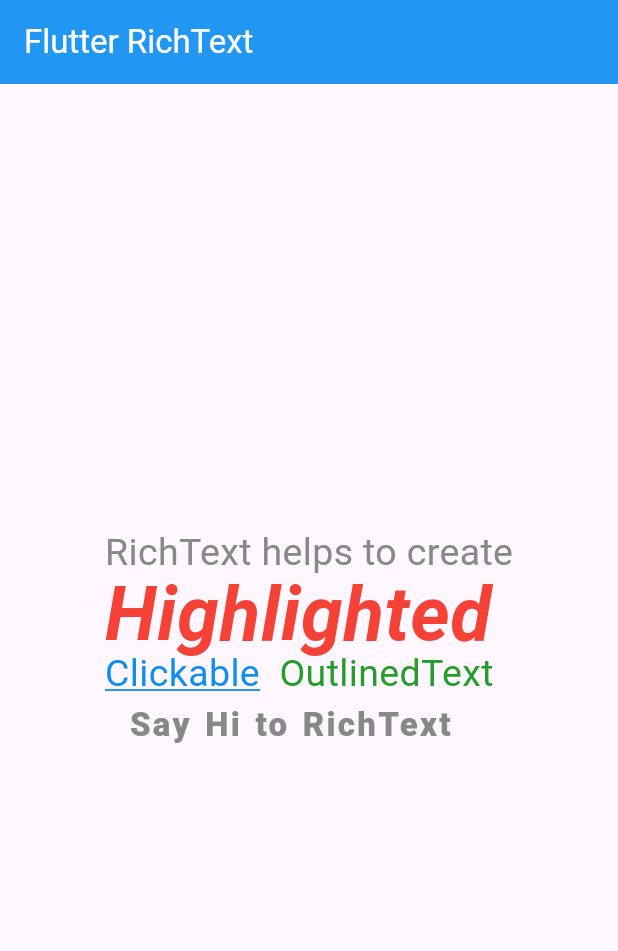
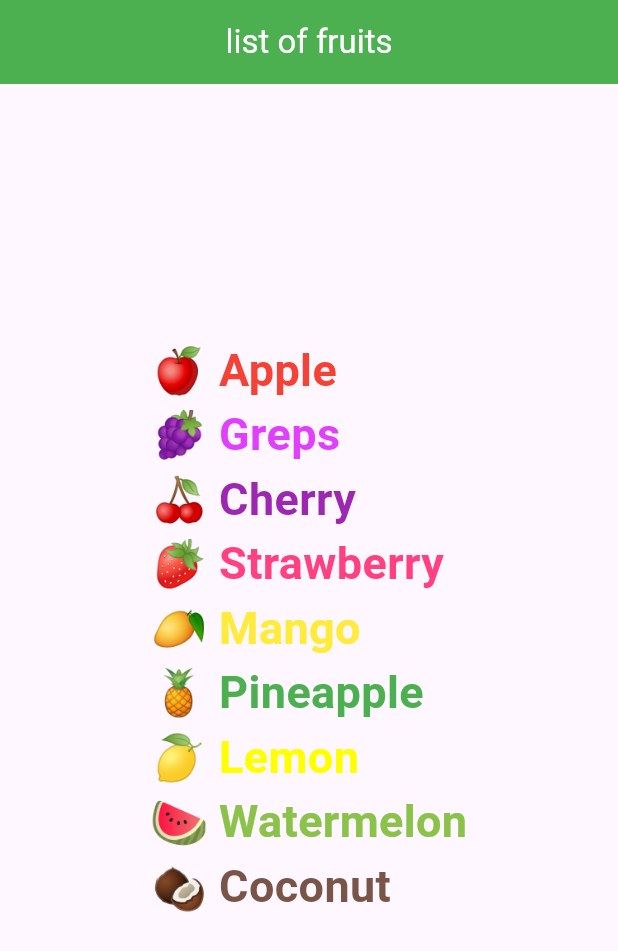
Before and after one commit to Aksharpatel06/pr_2, a Flutter app: the screen it shows after launch, on a phone screen of 412 x 824 dp. Shown: the top 951 px of the screen. Run offline on Flutter 3.47's test engine with Material 3 defaults, Android fonts, the phone set to English and light mode, and no system bars.

Commit message:
23-01-2024

```diff
--- a/lib/main.dart
+++ b/lib/main.dart
@@ -10,87 +10,56 @@ class MyApp extends StatelessWidget {
   const MyApp({super.key});
 
   // This widget is the root of your application.
-  // fruits - @override
-  // Widget build(BuildContext context) {
-  //   return MaterialApp(
-  //     debugShowCheckedModeBanner: false,
-  //     home: SafeArea(
-  //       child: Scaffold(
-  //         appBar: AppBar(
-  //             centerTitle:true,
-  //             backgroundColor: Colors.green,
-  //           title: const Text('list of fruits',style: TextStyle(
-  //             color: Colors.white,
-  //           ),),
-  //         ),
-  //         body: const Center(
-  //           child: Text.rich(
-  //              TextSpan(
-  //                 children: [
-  //                    //1
-  //                   TextSpan(text: '🍎 Apple\n',
-  //                   style: TextStyle(
-  //                      color: Colors.red,
-  //                      fontSize: 30,
-  //                      fontWeight: FontWeight.w700)),
-  //                   //2
-  //                   TextSpan(text: '🍇 Greps\n',
-  //                   style: TextStyle(
-  //                      color: Colors.purpleAccent,
-  //                      fontSize: 30,
-  //                      fontWeight: FontWeight.w700)),
-  //                   //3
-  //                   TextSpan(text: '🍒 Cherry\n',
-  //                   style: TextStyle(
-  //                    color: Colors.purple,
-  //                    fontSize: 30,
-  //                    fontWeight: FontWeight.w700)),
-  //                   //4
-  //                   TextSpan(text: '🍓 Strawberry\n',
-  //                   style: TextStyle(
-  //                     color: Colors.pinkAccent,
-  //                     fontSize: 30,
-  //                     fontWeight: FontWeight.w700)),
-  //                   //5
-  //                   TextSpan(text: '🥭 Mango\n',
-  //                   style: TextStyle(
-  //                      color: Colors.yellow,
-  //                      fontSize: 30,
-  //                      fontWeight: FontWeight.w700)),
-  //                   //6
-  //                   TextSpan(text: '🍍 Pineapple\n',
-  //                   style: TextStyle(
-  //                      color: Colors.green,
-  //                      fontSize: 30,
-  //                      fontWeight: FontWeight.w700)),
-  //                    //7
-  //                   TextSpan(text: '🍋 Lemon\n',
-  //                   style: TextStyle(
-  //                      color: Colors.yellowAccent,
-  //                      fontSize: 30,
-  //                      fontWeight: FontWeight.w700)),
-  //                   //8
-  //                   TextSpan(text: '🍉 Watermelon\n',
-  //                   style: TextStyle(
-  //                      color: Colors.lightGreen,
-  //                      fontSize: 30,
-  //                      fontWeight: FontWeight.w700)),
-  //                   //9
-  //                   TextSpan(text: '🥥 Coconut\n',
-  //                   style: TextStyle(
-  //                      color: Colors.brown,
-  //                      fontSize: 30,
-  //
-  //
-  //                      fontWeight: FontWeight.w700)),
-  //              ]
-  //            )
-  //         ),
-  //       ),
-  //     ),
-  //     ),
-  //   );
-  // }
+  @override
+  Widget build(BuildContext context) {
+    return MaterialApp(
+      debugShowCheckedModeBanner: false,
+      home: SafeArea(
+        child: Scaffold(
+          appBar: AppBar(
+            centerTitle: true,
+            backgroundColor: Colors.green,
+            title: const Text(
+              'list of fruits',
+              style: TextStyle(
+                color: Colors.white,
+              ),
+            ),
+          ),
+          body: Center(
+            child: Text.rich(
+              TextSpan(
+                children: [
+                  //1
+                  axar(name: '🍎 Apple\n', c1: Colors.red),
+                  //2
+                  axar(name: '🍇 Greps\n', c1: Colors.purpleAccent),
+                  //3
+                  axar(name: '🍒 Cherry\n', c1: Colors.purple),
+                  //4
+                  axar(name:'🍓 Strawberry\n', c1: Colors.pinkAccent),
+                  //5
+                  axar(name: '🥭 Mango\n', c1: Colors.yellow),
+                  //6
+                  axar(name: '🍍 Pineapple\n', c1: Colors.green),
+                  //7
+                  axar(name: '🍋 Lemon\n', c1: Colors.yellowAccent),
+                  //8
+                  axar(name: '🍉 Watermelon\n', c1: Colors.lightGreen),
+                  //9
+                  axar(name: '🥥 Coconut\n', c1: Colors.brown),
+                ],
+              ),
+            ),
+          ),
+        ),
+      ),
+    );
+  }
+
+  TextSpan axar({required String name, required Color c1}) {
+    return TextSpan(text: '$name', style: TextStyle(color: c1, fontSize: 30,fontWeight: FontWeight.w700));
+  }
 
 // @override
 // Widget build(BuildContext context) {
@@ -361,62 +330,62 @@ class MyApp extends StatelessWidget {
 //   );
 // }
 
-  @override
-  Widget build(BuildContext context) {
-    return MaterialApp(
-      debugShowCheckedModeBanner: false,
-      home: SafeArea(
-        child: Scaffold(
-          appBar: AppBar(
-            title: const Text('Flutter RichText',style: TextStyle(
-              color: Color(0xffffffff),
-            ),),
-            backgroundColor: Color(0xff2196F3),
-          ),
-          body: const Center(
-            child: Text.rich(
-              TextSpan(
-                children: [
-                  TextSpan(text: 'RichText helps to create\n',style: TextStyle(
-                    color: Color(0xff888888),
-                    fontSize: 25,
-                  )),
-                  TextSpan(text: 'Highlighted\n',style: TextStyle(
-                    color: Color(0xffF44336),
-                    fontSize: 50,
-                    fontStyle: FontStyle.italic,
-                    fontWeight: FontWeight.bold,
-                    height: 0.9,
-                  )),
-                  TextSpan(
-                    text: 'Clickable',style: TextStyle(
-                    color: Color(0xff108DF1),
-                    fontSize: 25,
-                    decoration: TextDecoration.underline,
-                    decorationColor: Color(0xff108DF1),
-                  ),
-                  ),
-                  TextSpan(
-                    text: '  OutlinedText\n',style: TextStyle(
-                    color: Color(0xff269D2A),
-                    fontSize: 25,
-                  ),
-                  ),
-                  TextSpan(
-                    text: '  Say Hi to RichText \n',style: TextStyle(
-                    color: Color(0xff888888),
-                    wordSpacing: 2,
-                    fontSize: 22,
-                    letterSpacing: 1.5,
-                    fontWeight: FontWeight.w800,
-                  ),
-                  ),
-                ],
-              ),
-            ),
-          ),
-        ),
-      ),
-    );
+// @override
+// Widget build(BuildContext context) {
+//   return MaterialApp(
+//     debugShowCheckedModeBanner: false,
+//     home: SafeArea(
+//       child: Scaffold(
+//         appBar: AppBar(
+//           title: const Text('Flutter RichText',style: TextStyle(
+//             color: Color(0xffffffff),
+//           ),),
+//           backgroundColor: Color(0xff2196F3),
+//         ),
+//         body: const Center(
+//           child: Text.rich(
+//             TextSpan(
+//               children: [
+//                 TextSpan(text: 'RichText helps to create\n',style: TextStyle(
+//                   color: Color(0xff888888),
+//                   fontSize: 25,
+//                 )),
+//                 TextSpan(text: 'Highlighted\n',style: TextStyle(
+//                   color: Color(0xffF44336),
+//                   fontSize: 50,
+//                   fontStyle: FontStyle.italic,
+//                   fontWeight: FontWeight.bold,
+//                   height: 0.9,
+//                 )),
+//                 TextSpan(
+//                   text: 'Clickable',style: TextStyle(
+//                   color: Color(0xff108DF1),
+//                   fontSize: 25,
+//                   decoration: TextDecoration.underline,
+//                   decorationColor: Color(0xff108DF1),
+//                 ),
+//                 ),
+//                 TextSpan(
+//                   text: '  OutlinedText\n',style: TextStyle(
+//                   color: Color(0xff269D2A),
+//                   fontSize: 25,
+//                 ),
+//                 ),
+//                 TextSpan(
+//                   text: '  Say Hi to RichText \n',style: TextStyle(
+//                   color: Color(0xff888888),
+//                   wordSpacing: 2,
+//                   fontSize: 22,
+//                   letterSpacing: 1.5,
+//                   fontWeight: FontWeight.w800,
+//                 ),
+//                 ),
+//               ],
+//             ),
+//           ),
+//         ),
+//       ),
+//     ),
+//   );
+// }
 }
-}
```
Lines whose indentation alone changed are shown as unchanged.
